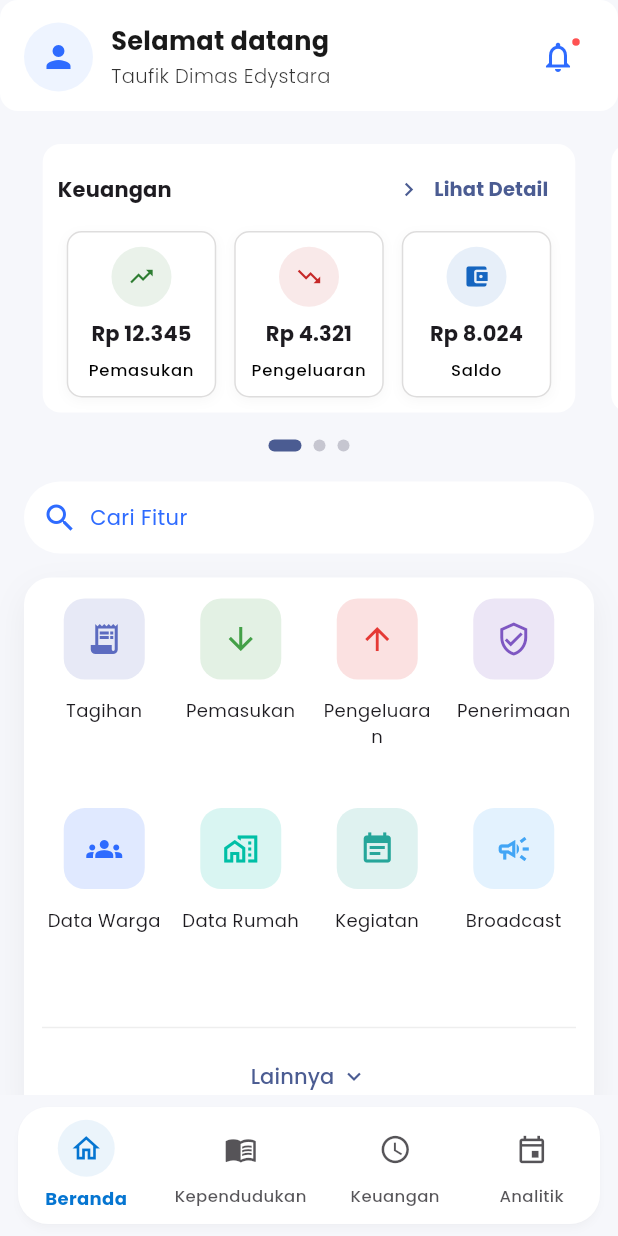
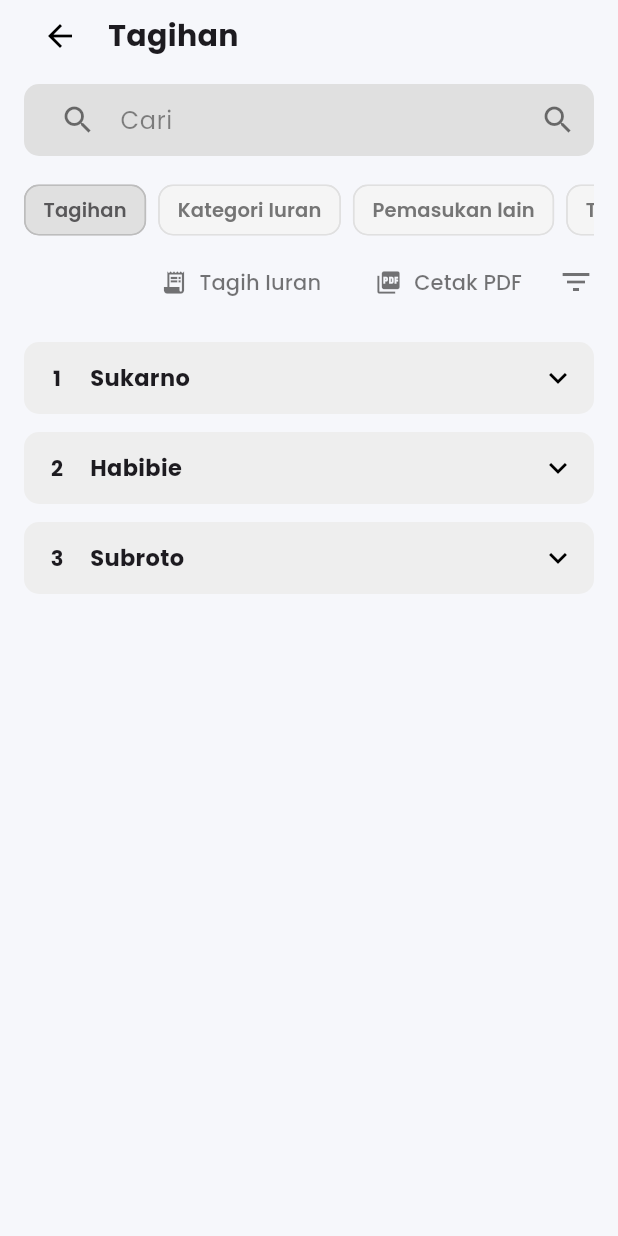
Before and after one commit to marsyaaurel08/Jawara-Pintar-Mobile, a Flutter app: the HomePage screen opened by its route, after a tap on "Tagihan", on a phone screen of 412 x 824 dp. Run offline on Flutter 3.47's test engine with Material 3 defaults, Android fonts, the phone set to English and light mode, and no system bars; our stand-ins replace google_fonts, image_picker; missing offline and left inert: file_selector.

Commit message:
Refactor Iuran feature: update navigation to Tagihan page and remove Iuran page

```diff
--- a/lib/pages/iuran_page.dart
+++ b/lib/pages/tagihan_page.dart
@@ -3,7 +3,7 @@
 import 'package:flutter/material.dart';
 
 // Model data untuk item iuran (tagihan)
-class IuranItem {
+class TagihanItem {
   final int no;
   final String nama;
   final String noKeluarga;
@@ -13,7 +13,7 @@ class IuranItem {
   final double jumlah;
   final String periode;
 
-  IuranItem({
+  TagihanItem({
     required this.no,
     required this.nama,
     required this.noKeluarga,
@@ -25,17 +25,16 @@ class IuranItem {
   });
 }
 
-class IuranPage extends StatefulWidget {
-  const IuranPage({Key? key}) : super(key: key);
+class TagihanPage extends StatefulWidget {
+  const TagihanPage({Key? key}) : super(key: key);
 
   @override
-  State<IuranPage> createState() => _IuranPageState();
+  State<TagihanPage> createState() => _TagihanPageState();
 }
 
-class _IuranPageState extends State<IuranPage> {
-  // Data dummy yang meniru tampilan di gambar
-  final List<IuranItem> _iuranList = [
-    IuranItem(
+class _TagihanPageState extends State<TagihanPage> {
+  final List<TagihanItem> _iuranList = [
+    TagihanItem(
       no: 1,
       nama: 'Sukarno',
       noKeluarga: 'Aktif',
@@ -45,7 +44,7 @@ class _IuranPageState extends State<IuranPage> {
       jumlah: 10000,
       periode: '8 Oktober 2025',
     ),
-    IuranItem(
+    TagihanItem(
       no: 2,
       nama: 'Habibie',
       noKeluarga: 'Aktif',
@@ -55,7 +54,7 @@ class _IuranPageState extends State<IuranPage> {
       jumlah: 50000,
       periode: 'Oktober 2025',
     ),
-    IuranItem(
+    TagihanItem(
       no: 3,
       nama: 'Subroto',
       noKeluarga: 'Nonaktif',
@@ -106,7 +105,7 @@ class _IuranPageState extends State<IuranPage> {
   }
 
   // Widget untuk Item List Iuran
-  Widget _buildIuranItem(BuildContext context, IuranItem item, int index) {
+  Widget _buildIuranItem(BuildContext context, TagihanItem item, int index) {
     final isExpanded = _expandedIndex == index;
     final cardBgColor = Colors.grey.shade200;
 
@@ -293,7 +292,7 @@ class _IuranPageState extends State<IuranPage> {
 
                     const SizedBox(width: 8),
                     const Text(
-                      'Pemasukan', // Mengikuti label di gambar
+                      'Tagihan',
                       style: TextStyle(
                         fontSize: 20,
                         fontWeight: FontWeight.bold,
--- a/lib/routes.dart
+++ b/lib/routes.dart
@@ -1,7 +1,10 @@
+// file: lib/routes.dart
+
 import 'package:flutter/material.dart';
 import 'package:jawara_pintar_mobile/pages/keuangan/laporan.dart';
 import 'package:jawara_pintar_mobile/pages/keuangan/pemasukan.dart';
 import 'package:jawara_pintar_mobile/pages/keuangan/pengeluaran.dart';
+// Hapus import 'pages/iuran_page.dart' jika ada
 import 'pages/login_page.dart';
 import 'pages/register_page.dart';
 import 'pages/home_page.dart';
@@ -12,7 +15,7 @@ import 'pages/user_management_screen.dart';
 import 'pages/activity_log_screen.dart';
 import 'pages/resident_approvals_screen.dart';
 import 'pages/family_mutation_screen.dart';
-import 'pages/iuran_page.dart';
+import 'pages/tagihan_page.dart'; // <<< Import yang benar
 
 class Routes {
   static const login = '/login';
@@ -29,7 +32,7 @@ class Routes {
   static const String activityLog = '/activity_log';
   static const String approvals = '/approvals';
   static const String mutations = '/mutations';
-  static const String iuran = '/iuran';
+  static const String tagihan = '/tagihan';
 }
 
 final Map<String, WidgetBuilder> appRoutes = {
@@ -48,5 +51,5 @@ final Map<String, WidgetBuilder> appRoutes = {
   Routes.activityLog: (_) => const ActivityLogScreen(),
   Routes.approvals: (_) => const ResidentApprovalsScreen(),
   Routes.mutations: (_) => const FamilyMutationScreen(),
-  Routes.iuran: (_) => const IuranPage(),
+  Routes.tagihan: (_) => const TagihanPage(), // <<< Pastikan menggunakan TagihanPage()
 };
```
Also changed, not shown: lib/pages/home_page.dart (+9 -20 lines).
